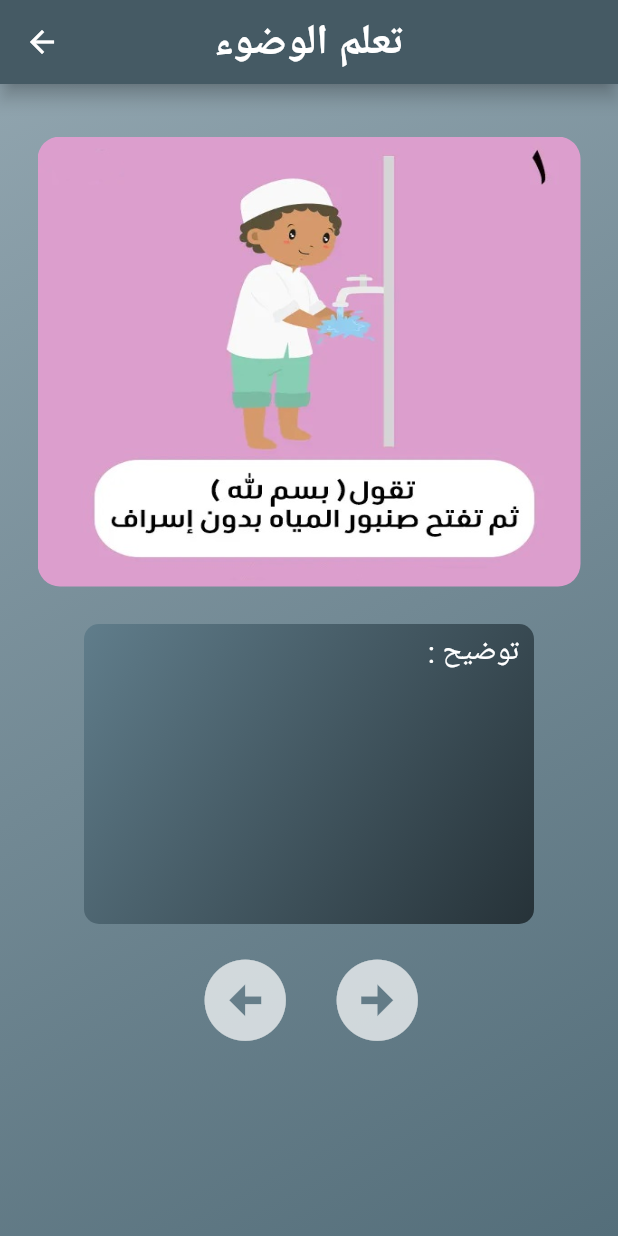
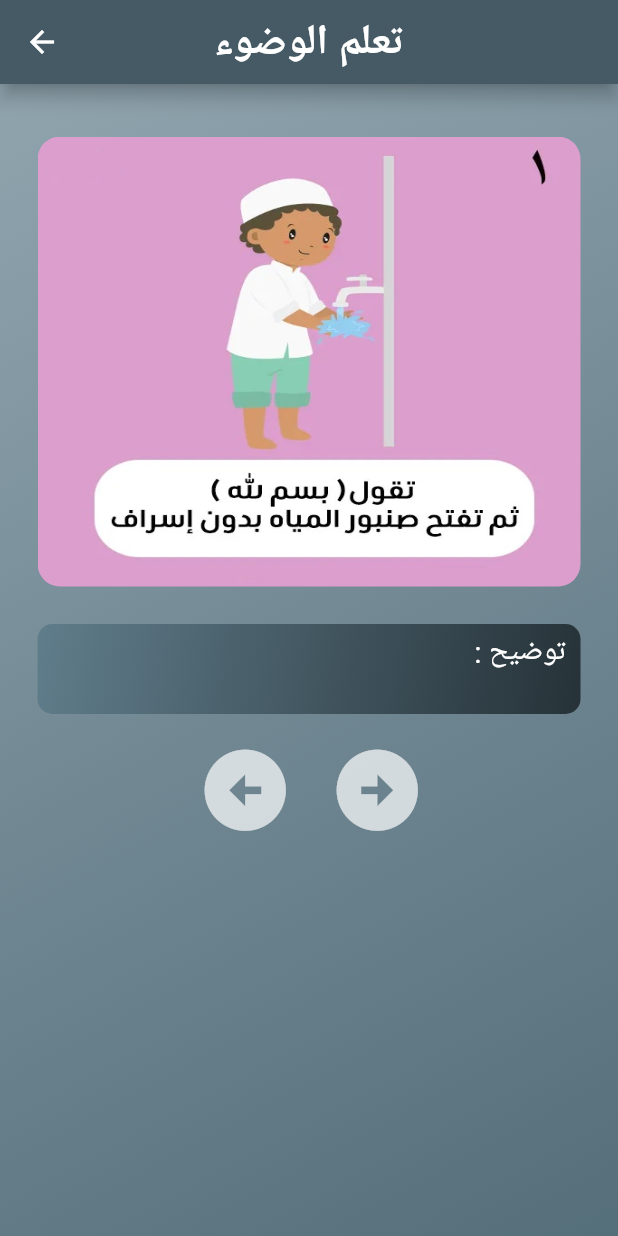
Before and after one commit to alaamorsi/quranApp, a Flutter app: the Learning2Screen screen opened directly, on a phone screen of 412 x 824 dp. Run offline on Flutter 3.47's test engine with Material 2 defaults, Android fonts, the light colour scheme and no system bars; our stand-ins replace audio_video_progress_bar, conditional_builder_null_safety, just_audio, rxdart, shared_preferences; missing offline and left inert: flutter_cached_pdfview; accounts and stored records are empty.

```diff
--- a/lib/screens/el_quraa.dart
+++ b/lib/screens/el_quraa.dart
@@ -9,7 +9,7 @@ class ElQuraaScreen extends StatelessWidget {
   @override
   Widget build(BuildContext context) {
     return Scaffold(
-      appBar: myAppBar(context: context, title: 'تلاوت القرآن الكريم',iconButton: true,icon: Icons.search,navScreen: SearchOfSheikh()),
+      appBar: myAppBar(context: context, title: 'القراء',iconButton: true,icon: Icons.search,navScreen: SearchOfSheikh()),
       body: Container(
         height: double.infinity,
         width: double.infinity,
--- a/lib/screens/learning2.dart
+++ b/lib/screens/learning2.dart
@@ -54,17 +54,17 @@ class Learning2ScreenState extends State<Learning2Screen> {
     '',
   ];
   List<String> prayingNotes =[
-    '',
-    '',
-    '',
-    '',
-    '',
-    '',
-    '',
-    '',
-    '',
-    '',
-    ''
+    'النية محلها القلب, لا يشترط القول باللسان',
+    'التكبير بفتح الاصابع ورفع اليدين إلى الأذن او إلى ارتفاع الكتف(تكبيرة الإحرام)',
+    'تضع يديك (اليسرى ثم اليمنى) مابين السرة والصدر وتقرأ دعاء الإستفتاح(سنه لا يوثر عدم قوله على صحة الصلاة) ثم سورة الفاتحة وما تيسر من القرأن',
+    'ترفع يديك ايضاً وتكبر مثل تكبيرة الإحرام',
+    'تنحني لتمسك بكفيك مكان الركبتين ايضاً مع فتح الأصابع ومرعاة استقامة الظهر وتقول "سبحان ربي العظيم" ثلاث مرات',
+    'ترفع من الركوع مثل تكبيرة الإحرام ولكن تقول "سمع الله لمن حمده" ثم حين تعتدل فى وقفتك تقول "ربنا ولك الحمد حمداً كثيراً طيباً مباركاً فيه"',
+    'تقول الله اكبر وتنزل على ركبتيك (شرط الاستطاعة) لتسجد مع مباعدة الجسد عن بعضه ومباعدة الكوع عن الأرض والجسد وتوجيه اليدين الى القبلة مع ضم الاصابع وتقول"سبحان ربي الأعلى" ثلاث مرات ويٌستحب ايضا الدعاء',
+    'ثم ترفع من السجود لتجلس فتقول "اللهم اغفرلي وارحمني واهدني وارزقني واجبرني" او إذا لم تحفظه فقط اجلس ثانية',
+    'ثم تسجد مرة اخرى مثل الاولى',
+    'ثم حين تنتهي من السجود تقوم فتفع كما فعلت فى اول ركعة ثم تجلس فى السجدة الثانة من الركعة الثانية لقرأة التشهد (كاملاً اذا كانت الصلاة ركعتين فقط كالفجر او السنن او نصف التشهد فى باقى الصلوات) نصف التشهد هو "التحيات لله، والصلوات والطيبات، السلام عليك أيها النبي، ورحمة الله وبركاته، السلام علينا وعلى عباد الله الصالحين، أشهد أن لا إله إلا الله وحده لا شريك له، وأشهد أن محمدًا عبده ورسوله" وكاملا فانك تكمل على النص السابق بـ" اللهم صل على محمد وعلى آل محمد، كما صليت على إبراهيم، وعلى آل إبراهيم، إنك حميد مجيد، اللهم بارك على محمد، وعلى آل محمد، كما باركت على إبراهيم، وعلى آل إبراهيم،إنك حميد مجيد". ',
+    'إذا كانت الصلاة اربع ركعات او ثلاث فأنك تأتي بالركعة الاخيرة فتقرأ التشهد كاملاً فى اخر جِلسه فتنيه لتسلم فتتجه بوحهك الى اليمين وتقول "السلام عليكم ورحمة الله" ثم الى اليسار فتقول مثلها وايضا يجوز الدعاء قبل التسليم'
   ];
   List<String> learn = [];
   List<String> notes = [];
@@ -96,22 +96,7 @@ class Learning2ScreenState extends State<Learning2Screen> {
         ),
         child: Padding(
           padding: const EdgeInsets.symmetric(vertical: 35.0,horizontal: 25.0),
-          child: InkWell(
-            onTap: ()
-            {
-              if(plus < learn.length-1){
-                setState(() {
-                  plus +=1;
-                });
-              }
-              else
-              {
-                setState(() {
-                  plus =0;
-                });
-              }
-            },
-            child:Column(
+          child: ListView(
               children: [
                 //image
                 Container(
@@ -126,7 +111,7 @@ class Learning2ScreenState extends State<Learning2Screen> {
                 SizedBox(height: 25.0,),
                 //notes توضيح
                 Container(
-                    height: 200.0,
+                  // height: 200.0,
                   width: 300.0,
                   decoration: BoxDecoration(
                     borderRadius: BorderRadius.circular(10.0),
@@ -147,7 +132,7 @@ class Learning2ScreenState extends State<Learning2Screen> {
                       children: [
                         Text(': توضيح ',style: TextStyle(color: Colors.white,fontSize: 20.0),),
                         SizedBox(height: 3.0,),
-                          Text('${notes[plus]}',style: TextStyle(color: Colors.white,fontSize: 17.0),),
+                        Text('${notes[plus]}',style: TextStyle(color: Colors.white,fontSize: 17.0),textAlign: TextAlign.end,),
                       ]
                     ),
                   ),
@@ -189,7 +174,6 @@ class Learning2ScreenState extends State<Learning2Screen> {
                   ]
                 ),
               ]
-            )
           ),
         ),
       ),
```
Also changed, not shown: lib/screens/al_azkaar.dart (+2 -9 lines), 1 other file. Lines whose indentation alone changed are shown as unchanged.
